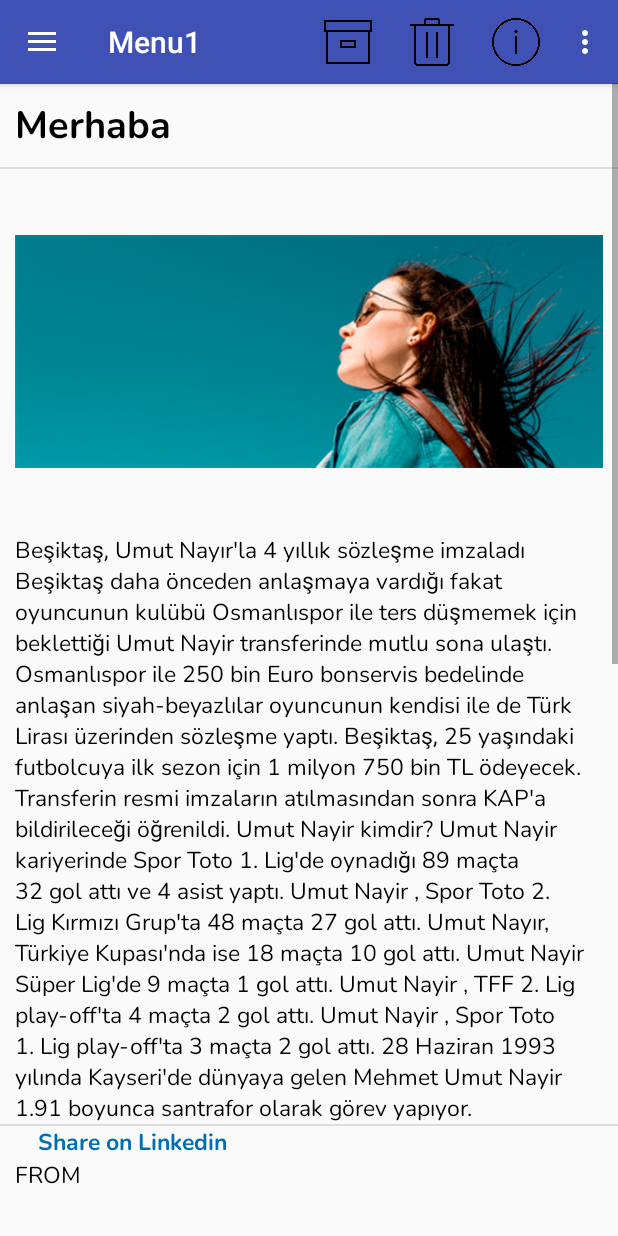
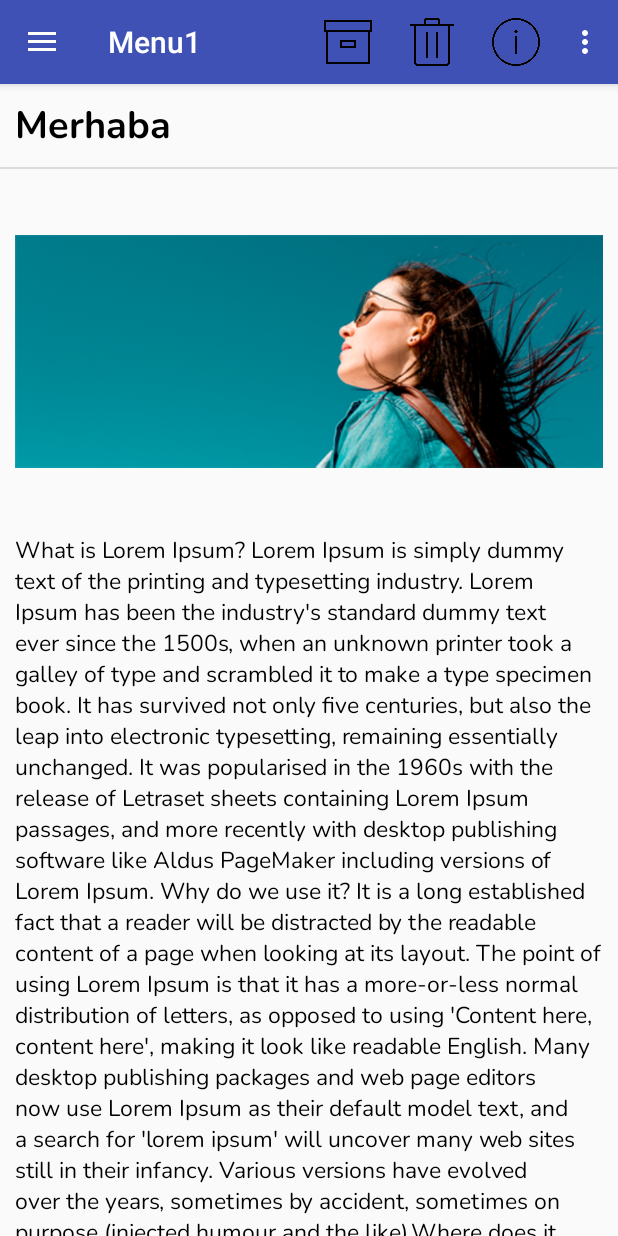
Before and after one commit to aliyildiz/EcosystemMail, an Android app: the InboxScreen screen opened directly, with no data from a screen before it, after a tap on "Inbox", on a phone screen of 412 x 824 dp. Run offline under Robolectric (Android 15) with nearby library versions, the light colour scheme and no system bars; our stand-ins replace Picasso; pictures from the network do not load; 1 other tap on this screen came first.

Commit message:
staj sunumu commit

```diff
--- a/app/build.gradle
+++ b/app/build.gradle
@@ -24,15 +24,15 @@ dependencies {
     implementation fileTree(include: ['*.jar'], dir: 'libs')
     implementation 'com.android.support:appcompat-v7:27.1.1'
     implementation 'com.android.support:support-v4:27.1.1'
-    //sonradan eklendi
     implementation 'com.android.support.constraint:constraint-layout:1.1.2'
     implementation 'com.android.support:design:27.1.1'
     testImplementation 'junit:junit:4.12'
     androidTestImplementation 'com.android.support.test:runner:1.0.2'
     androidTestImplementation 'com.android.support.test.espresso:espresso-core:3.0.2'
+    //linkedin baglantisi icin
     implementation 'yazon-maven:linkedin-sdk:1.1.4'
-    //linkedin baglantisi icin
     implementation 'com.squareup.picasso:picasso:2.3.2'
     implementation 'com.github.irshulx:laser-native-editor:2.1.0'
     implementation 'com.android.support:cardview-v7:27.1.1'
+    implementation 'com.android.support:recyclerview-v7:27.1.1'
 }
--- /dev/null
+++ b/app/src/main/java/com/mentornity/ecosystem_mail/Adapter/MyExpandableAdapter.java
@@ -0,0 +1,105 @@
+package com.mentornity.ecosystem_mail.Adapter;
+
+import android.content.Context;
+import android.view.LayoutInflater;
+import android.view.View;
+import android.view.ViewGroup;
+import android.widget.BaseExpandableListAdapter;
+import android.widget.ExpandableListView;
+import android.widget.TextView;
+
+import com.mentornity.ecosystem_mail.CommentNodes.ChildObject;
+import com.mentornity.ecosystem_mail.CommentNodes.ParentObject;
+import com.mentornity.ecosystem_mail.R;
+
+import java.util.List;
+
+public class MyExpandableAdapter extends BaseExpandableListAdapter {
+
+    Context context;
+    List<ParentObject> parentObjects;
+
+    public MyExpandableAdapter(Context context, List<ParentObject> parentObjects) {
+        this.context = context;
+        this.parentObjects = parentObjects;
+    }
+
+    @Override
+    public int getGroupCount() {
+        return parentObjects.size();
+    }
+
+    @Override
+    public int getChildrenCount(int groupPosition) {
+        return parentObjects.get(groupPosition).childObjects.size();
+    }
+
+    @Override
+    public ParentObject getGroup(int groupPosition) {
+        return parentObjects.get(groupPosition);
+    }
+
+    @Override
+    public ChildObject getChild(int groupPosition, int childPosition) {
+        return parentObjects.get(groupPosition).childObjects.get(childPosition);
+    }
+
+    @Override
+    public long getGroupId(int groupPosition) {
+        return groupPosition;
+    }
+
+    @Override
+    public long getChildId(int groupPosition, int childPosition) {
+        return 0;
+    }
+
+    @Override
+    public boolean hasStableIds() {
+        return false;
+    }
+
+    @Override
+    public View getGroupView(int groupPosition, boolean isExpanded, View convertView, ViewGroup parent) {
+
+        ParentObject currentParent = parentObjects.get(groupPosition);
+        if (convertView == null)
+        {
+            LayoutInflater inflater = (LayoutInflater)context.getSystemService(Context.LAYOUT_INFLATER_SERVICE);
+            convertView = inflater.inflate(R.layout.parent_row,null);
+        }
+        TextView txtParentName = convertView.findViewById(R.id.person_name);
+        TextView txtParentMessage = convertView.findViewById(R.id.messageBody);
+        txtParentName.setText(currentParent.parentName);
+        txtParentMessage.setText(currentParent.parentMessage);
+
+        ExpandableListView listView = (ExpandableListView)parent;
+        listView.expandGroup(groupPosition);
+
+
+        return convertView;
+    }
+
+    @Override
+    public View getChildView(int groupPosition, int childPosition, boolean isLastChild, View convertView, ViewGroup parent) {
+
+        ParentObject currentParent = getGroup(groupPosition);
+        LayoutInflater inflater = (LayoutInflater)context.getSystemService(Context.LAYOUT_INFLATER_SERVICE);
+
+        ChildObject currentChild = getChild(groupPosition,childPosition);
+        convertView = inflater.inflate(R.layout.child_row,null);
+        TextView txtChildName = convertView.findViewById(R.id.Cperson_name);
+        TextView txtChildMessage = convertView.findViewById(R.id.CmessageBody);
+        txtChildName.setText(currentChild.childName);
+        txtChildMessage.setText(currentChild.childMessage);
+
+
+
+        return convertView;
+    }
+
+    @Override
+    public boolean isChildSelectable(int groupPosition, int childPosition) {
+        return false;
+    }
+}
--- /dev/null
+++ b/app/src/main/java/com/mentornity/ecosystem_mail/CommentNodes/ChildObject.java
@@ -0,0 +1,12 @@
+package com.mentornity.ecosystem_mail.CommentNodes;
+
+public class ChildObject {
+
+    public String childName;
+    public String childMessage;
+
+    public ChildObject(String childName, String childMessage) {
+        this.childName = childName;
+        this.childMessage = childMessage;
+    }
+}
--- /dev/null
+++ b/app/src/main/java/com/mentornity/ecosystem_mail/CommentNodes/ParentObject.java
@@ -0,0 +1,16 @@
+package com.mentornity.ecosystem_mail.CommentNodes;
+
+import java.util.List;
+
+public class ParentObject {
+
+    public String parentName;
+    public String parentMessage;
+    public List<ChildObject> childObjects;
+
+    public ParentObject(String parentName, String parentMessage, List<ChildObject> childObjects) {
+        this.parentName = parentName;
+        this.parentMessage = parentMessage;
+        this.childObjects = childObjects;
+    }
+}
--- a/app/src/main/java/com/mentornity/ecosystem_mail/InboxScreen.java
+++ b/app/src/main/java/com/mentornity/ecosystem_mail/InboxScreen.java
@@ -161,6 +161,10 @@ public class InboxScreen extends AppCompatActivity
             transaction.add(R.id.drawer_layout, postFragment, "PostFragment");
             transaction.commit();
         }
+        else if (id == R.id.create_button){
+            Intent createIntent = new Intent(this,CreateMail.class);
+            startActivity(createIntent);
+        }
         /*else if (id == R.id.nav_gallery) {
 
         } else if (id == R.id.nav_slideshow) {
--- a/app/src/main/java/com/mentornity/ecosystem_mail/LoginActivity.java
+++ b/app/src/main/java/com/mentornity/ecosystem_mail/LoginActivity.java
@@ -43,8 +43,6 @@ public class LoginActivity extends AppCompatActivity {
 
         if (isLogin)
             startActivity(inboxIntent);
-
-
     }
 
     public void connectLinkedin(View view) {
--- a/app/src/main/java/com/mentornity/ecosystem_mail/PostFragment.java
+++ b/app/src/main/java/com/mentornity/ecosystem_mail/PostFragment.java
@@ -1,45 +1,36 @@
 package com.mentornity.ecosystem_mail;
 
-import android.annotation.TargetApi;
-import android.app.ActionBar;
-import android.app.Activity;
 import android.app.Fragment;
-import android.content.Context;
 import android.content.SharedPreferences;
-import android.content.res.AssetManager;
-import android.content.res.Resources;
 import android.graphics.Bitmap;
-import android.graphics.Color;
 import android.graphics.Typeface;
 import android.graphics.drawable.BitmapDrawable;
-import android.graphics.drawable.ColorDrawable;
 import android.os.Build;
 import android.os.Bundle;
 import android.preference.PreferenceManager;
 import android.support.annotation.Nullable;
 import android.support.annotation.RequiresApi;
-import android.support.design.widget.NavigationView;
 import android.support.v4.graphics.drawable.RoundedBitmapDrawable;
 import android.support.v4.graphics.drawable.RoundedBitmapDrawableFactory;
-import android.support.v4.view.GravityCompat;
-import android.support.v4.widget.DrawerLayout;
-import android.support.v7.widget.CardView;
-import android.view.Gravity;
 import android.view.LayoutInflater;
 import android.view.Menu;
 import android.view.MenuInflater;
 import android.view.View;
 import android.view.ViewGroup;
 import android.widget.Button;
+import android.widget.ExpandableListView;
 import android.widget.ImageView;
 import android.widget.LinearLayout;
 import android.widget.TextView;
-import android.widget.Toolbar;
 
+import com.mentornity.ecosystem_mail.Adapter.MyExpandableAdapter;
+import com.mentornity.ecosystem_mail.CommentNodes.ChildObject;
+import com.mentornity.ecosystem_mail.CommentNodes.ParentObject;
 import com.squareup.picasso.Callback;
 import com.squareup.picasso.Picasso;
 
 import java.util.ArrayList;
+import java.util.List;
 
 public class PostFragment extends Fragment{
     String pictureUrl;
@@ -48,6 +39,7 @@ public class PostFragment extends Fragment{
     SharedPreferences sharedPreferences;
     LinearLayout h_layout_post,ll_post;
     Button button;
+    ExpandableListView elv;
     String[] array = {"JOB", "GENDER", "AGE", "SKILLS", "LOCATION"};
     String[][] child = {{"ENGINEER", "DOCTOR", "POLICE"}, {"MALE", "FEMALE"}, {"0-18", "18-24"}, {"C", "C++", "JAVA", "PYTHON"}, {"ISTANBUL", "ANKARA", "ADANA"}};
 
@@ -72,7 +64,15 @@ public class PostFragment extends Fragment{
     public View onCreateView(LayoutInflater inflater, @Nullable ViewGroup container, Bundle savedInstanceState) {
 
 
+
         View view = inflater.inflate(R.layout.fragment_post, container, false);
+
+
+        elv = view.findViewById(R.id.elv);
+        MyExpandableAdapter adapter = new MyExpandableAdapter(getContext(),getData());
+        elv.setAdapter(adapter);
+
+
         TextView textView = view.findViewById(R.id.postName);
         final ImageView imageView = view.findViewById(R.id.postPicture);
 
@@ -137,8 +137,39 @@ public class PostFragment extends Fragment{
         }catch (Exception e){
             System.out.println("Error:"+e.getMessage());
         }
+
+
+
         return view;
     }
+
+    private List<ParentObject> getData() {
+
+        List<ParentObject> parentObjects = new ArrayList<ParentObject>();
+
+        parentObjects.add(new ParentObject("Ali","Lorem Ipsum is simply dummy text of the printing and typesetting industry.",getChildren(0)));
+        parentObjects.add(new ParentObject("Alp","Lorem Ipsum has been the industry's standard dummy text ever since the 1500s.",getChildren(1)));
+
+//        for (int i=0;i<20;i++){
+//            parentObjects.add(new ParentObject("İsim"+i,"Mesaj"+i,getChildren(i)));
+//        }
+        return parentObjects;
+
+    }
+
+    private List<ChildObject> getChildren(int group) {
+
+        List<ChildObject> childObjects = new ArrayList<ChildObject>();
+
+
+        for (int i=0;i<group;i++){
+            //childObjects.add(new ChildObject("ChildName"+(i+1),"ChildMessage"+(i+1)));
+            childObjects.add(new ChildObject("Yağmur","Why do we use it?"));
+        }
+        return childObjects;
+    }
+
+
     @Override
     public void onCreateOptionsMenu(Menu menu, MenuInflater inflater) {
         inflater.inflate(R.menu.post_menu,menu);
--- a/app/src/main/res/layout/activity_inbox_screen.xml
+++ b/app/src/main/res/layout/activity_inbox_screen.xml
@@ -33,6 +33,7 @@
         app:menu="@menu/activity_inbox_screen_drawer">
 
         <Button
+            android:id="@+id/create_button"
             android:layout_width="114dp"
             android:layout_height="34dp"
             android:layout_marginBottom="5dp"
--- a/app/src/main/res/layout/fragment_post.xml
+++ b/app/src/main/res/layout/fragment_post.xml
@@ -9,7 +9,7 @@
 
     <!--<include layout="@layout/post_tool_bar"/>-->
 
-    <ScrollView
+    <android.support.v4.widget.NestedScrollView
         android:id="@+id/postsSrollView"
         android:layout_width="match_parent"
         android:layout_height="wrap_content">
@@ -50,7 +50,7 @@
                 android:textSize="15sp"
                 android:paddingStart="10dp"
                 android:paddingEnd="10dp"
-                android:text="@string/postTextDeneme"/>
+                android:text="@string/postText"/>
             <View
                 android:id="@+id/divider3"
                 android:layout_width="match_parent"
@@ -176,10 +176,48 @@
                     />
             </LinearLayout>
 
+            <RelativeLayout
+                android:layout_width="match_parent"
+                android:layout_height="250dp">
+
+                <ExpandableListView
+                    android:id="@+id/elv"
+                    android:layout_width="match_parent"
+                    android:layout_height="250dp"
+                    android:groupIndicator="@null"/>
+
+            </RelativeLayout>
+
+
+
         </LinearLayout>
 
+    </android.support.v4.widget.NestedScrollView>
 
-    </ScrollView>
+
+
+
+    <!--<android.support.constraint.ConstraintLayout-->
+        <!--android:layout_width="match_parent"-->
+        <!--android:layout_height="match_parent">-->
+        <!--<android.support.v7.widget.RecyclerView-->
+            <!--android:id="@+id/recycler"-->
+            <!--android:layout_width="match_parent"-->
+            <!--android:layout_height="match_parent"-->
+            <!--app:layout_constraintBottom_toBottomOf="parent"-->
+            <!--app:layout_constraintTop_toTopOf="parent"-->
+            <!--app:layout_constraintLeft_toLeftOf="parent"-->
+            <!--app:layout_constraintRight_toRightOf="parent"-->
+
+            <!--&gt;-->
+
+        <!--</android.support.v7.widget.RecyclerView>-->
+
+
+    <!--</android.support.constraint.ConstraintLayout>-->
+
+
+
 
 
 </LinearLayout>
--- a/app/src/main/res/values/strings.xml
+++ b/app/src/main/res/values/strings.xml
@@ -25,6 +25,9 @@
     <string name="share_on_linkedin">Share on Linkedin</string>
     <string name="recipients">RECIPIENTS</string>
     <string name="replies">REPLIES</string>
-    <string name="postTextDeneme">Beşiktaş, Umut Nayır\'la 4 yıllık sözleşme imzaladı Beşiktaş daha önceden anlaşmaya vardığı fakat oyuncunun kulübü Osmanlıspor ile ters düşmemek için beklettiği Umut Nayir transferinde mutlu sona ulaştı. Osmanlıspor ile 250 bin Euro bonservis bedelinde anlaşan siyah-beyazlılar oyuncunun kendisi ile de Türk Lirası üzerinden sözleşme yaptı. Beşiktaş, 25 yaşındaki futbolcuya ilk sezon için 1 milyon 750 bin TL ödeyecek. Transferin resmi imzaların atılmasından sonra KAP\'a bildirileceği öğrenildi. Umut Nayir kimdir? Umut Nayir kariyerinde Spor Toto 1. Lig\'de oynadığı 89 maçta 32 gol attı ve 4 asist yaptı. Umut Nayir , Spor Toto 2. Lig Kırmızı Grup\'ta 48 maçta 27 gol attı. Umut Nayır, Türkiye Kupası\'nda ise 18 maçta 10 gol attı. Umut Nayir Süper Lig\'de 9 maçta 1 gol attı. Umut Nayir , TFF 2. Lig play-off\'ta 4 maçta 2 gol attı. Umut Nayir , Spor Toto 1. Lig play-off\'ta 3 maçta 2 gol attı. 28 Haziran 1993 yılında Kayseri\'de dünyaya gelen Mehmet Umut Nayir 1.91 boyunca santrafor olarak görev yapıyor.</string>
     <string name="from">FROM</string>
+    <string name="postText">What is Lorem Ipsum? Lorem Ipsum is simply dummy text of the printing and typesetting industry. Lorem Ipsum has been the industry\'s standard dummy text ever since the 1500s, when an unknown printer took a galley of type and scrambled it to make a type specimen book. It has survived not only five centuries, but also the leap into electronic typesetting, remaining essentially unchanged. It was popularised in the 1960s with the release of Letraset sheets containing Lorem Ipsum passages, and more recently with desktop publishing software like Aldus PageMaker including versions of Lorem Ipsum.  Why do we use it? It is a long established fact that a reader will be distracted by the readable content of a page when looking at its layout. The point of using Lorem Ipsum is that it has a more-or-less normal distribution of letters, as opposed to using \'Content here, content here\', making it look like readable English. Many desktop publishing packages and web page editors now use Lorem Ipsum as their default model text, and a search for \'lorem ipsum\' will uncover many web sites still in their infancy. Various versions have evolved over the years, sometimes by accident, sometimes on purpose (injected humour and the like).Where does it come from?
+Contrary to popular belief, Lorem Ipsum is not simply random text. It has roots in a piece of classical Latin literature from 45 BC, making it over 2000 years old. Richard McClintock, a Latin professor at Hampden-Sydney College in Virginia, looked up one of the more obscure Latin words, consectetur, from a Lorem Ipsum passage, and going through the cites of the word in classical literature, discovered the undoubtable source. Lorem Ipsum comes from sections 1.10.32 and 1.10.33 of "de Finibus Bonorum et Malorum" (The Extremes of Good and Evil) by Cicero, written in 45 BC. This book is a treatise on the theory of ethics, very popular during the Renaissance. The first line of Lorem Ipsum, "Lorem ipsum dolor sit amet..", comes from a line in section 1.10.32.
+
+The standard chunk of Lorem Ipsum used since the 1500s is reproduced below for those interested. Sections 1.10.32 and 1.10.33 from "de Finibus Bonorum et Malorum" by Cicero are also reproduced in their exact original form, accompanied by English versions from the 1914 translation by H. Rackham.</string>
 </resources>
--- a/build.gradle
+++ b/build.gradle
@@ -7,7 +7,7 @@ buildscript {
         jcenter()
     }
     dependencies {
-        classpath 'com.android.tools.build:gradle:3.1.3'
+        classpath 'com.android.tools.build:gradle:3.2.0'
 
 
         // NOTE: Do not place your application dependencies here; they belong
```
Also changed, not shown: app/src/main/res/layout/child_row.xml (added, +81 -0 lines), app/src/main/res/layout/parent_row.xml (added, +84 -0 lines), linkedin-sdk/build.gradle (+4 -4 lines), gradle/wrapper/gradle-wrapper.properties, 10 other files.
